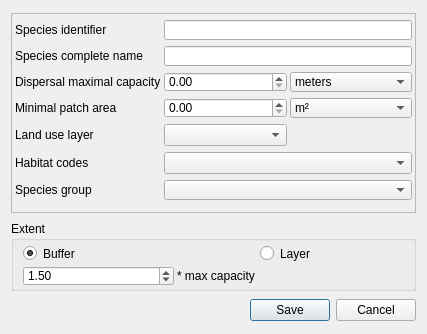
Above: ui/species_dialog.ui from MathieuChailloux/MitiConnect before the change. Below: the same form after it.
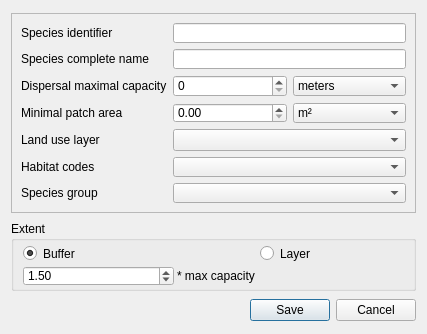
That is the form after the change. Custom widgets are drawn as their Qt base class.

Commit message: Fix minArea maxDisp

What changed in the file:
```diff
--- a/ui/species_dialog.ui
+++ b/ui/species_dialog.ui
@@ -47,21 +47,6 @@
       <enum>QFrame::Raised</enum>
      </property>
      <layout class="QGridLayout" name="gridLayout">
-      <property name="leftMargin">
-       <number>3</number>
-      </property>
-      <property name="topMargin">
-       <number>3</number>
-      </property>
-      <property name="rightMargin">
-       <number>3</number>
-      </property>
-      <property name="bottomMargin">
-       <number>3</number>
-      </property>
-      <property name="spacing">
-       <number>3</number>
-      </property>
       <item row="0" column="0">
        <widget class="QLabel" name="label">
         <property name="minimumSize">
@@ -134,12 +119,9 @@
        </widget>
       </item>
       <item row="2" column="1">
-       <widget class="QgsDoubleSpinBox" name="speciesMaxDisp">
-        <property name="maximumSize">
-         <size>
-          <width>16777215</width>
-          <height>20</height>
-         </size>
+       <widget class="QSpinBox" name="speciesMaxDisp">
+        <property name="maximum">
+         <number>999999</number>
         </property>
        </widget>
       </item>
@@ -189,6 +171,9 @@
           <height>20</height>
          </size>
         </property>
+        <property name="maximum">
+         <double>999999.000000000000000</double>
+        </property>
        </widget>
       </item>
       <item row="3" column="2">
@@ -229,7 +214,7 @@
         </property>
        </widget>
       </item>
-      <item row="4" column="1">
+      <item row="4" column="1" colspan="2">
        <widget class="QComboBox" name="speciesLanduse"/>
       </item>
       <item row="5" column="0">
```
Left out of the diff: 20 changed lines with no effect on the pictures. The commit also changes 2 other files.
